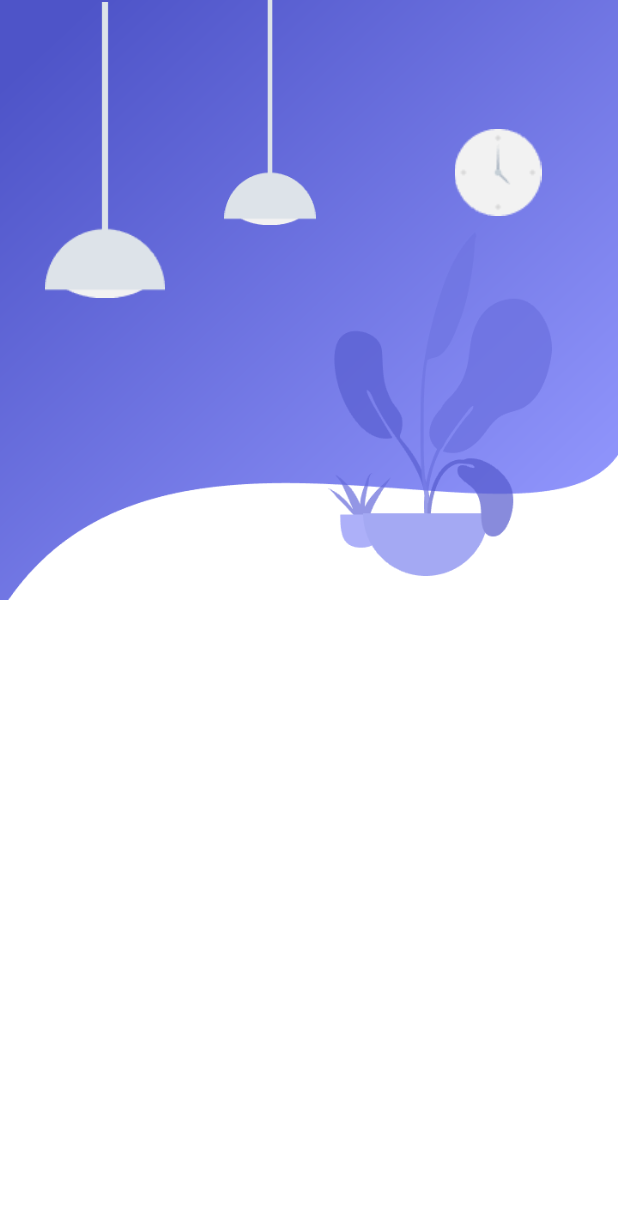
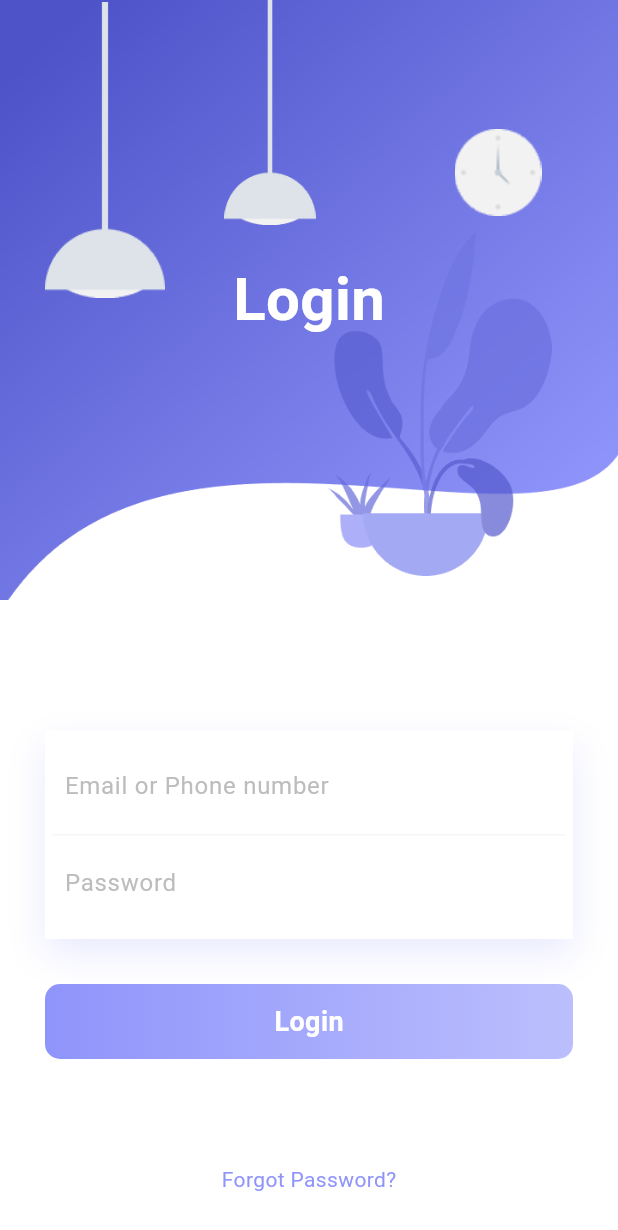
Before and after one commit to sydney1232/login_page, a Flutter app: the screen it shows after launch, on a phone screen of 412 x 824 dp. Shown: the top 1230 px of the screen. Run offline on Flutter 3.47's test engine with Material 3 defaults, Android fonts, the phone set to English and light mode, and no system bars.

Commit message:
Added Login Forms

```diff
--- a/lib/main.dart
+++ b/lib/main.dart
@@ -1,3 +1,4 @@
+import 'package:flutter/cupertino.dart';
 import 'package:flutter/material.dart';
 
 void main() {
@@ -68,6 +69,112 @@ class _LoginPageState extends State<LoginPage> {
                     ),
                   ),
                 ),
+                Positioned(
+                  child: Container(
+                    margin: EdgeInsets.all(50),
+                    child: const Center(
+                      child: Text(
+                        "Login",
+                        style: TextStyle(
+                            fontSize: 40,
+                            color: Colors.white,
+                            fontWeight: FontWeight.bold),
+                      ),
+                    ),
+                  ),
+                ),
+              ],
+            ),
+          ),
+          Padding(
+            padding: EdgeInsets.all(0),
+            child: Column(
+              children: [
+                Text(
+                  "LOGIN",
+                  style: TextStyle(fontSize: 40, color: Colors.white),
+                ),
+              ],
+            ),
+          ),
+          Padding(
+            padding: EdgeInsets.all(30),
+            child: Column(
+              children: [
+                Container(
+                  padding: EdgeInsets.all(5),
+                  decoration: BoxDecoration(
+                    color: Colors.white,
+                    boxShadow: [
+                      BoxShadow(
+                        color: Color.fromRGBO(143, 148, 251, .2),
+                        blurRadius: 20.0,
+                        offset: Offset(0, 10),
+                      ),
+                    ],
+                  ),
+                  child: Column(children: [
+                    Container(
+                      padding: EdgeInsets.all(8),
+                      decoration: BoxDecoration(
+                        border: Border(
+                          bottom: BorderSide(color: Colors.grey.shade100),
+                        ),
+                      ),
+                      child: TextField(
+                        decoration: InputDecoration(
+                          border: InputBorder.none,
+                          hintText: "Email or Phone number",
+                          hintStyle: TextStyle(color: Colors.grey.shade400),
+                        ),
+                      ),
+                    ),
+                    Container(
+                      padding: EdgeInsets.all(8),
+                      decoration: BoxDecoration(),
+                      child: TextField(
+                        decoration: InputDecoration(
+                          border: InputBorder.none,
+                          hintText: "Password",
+                          hintStyle: TextStyle(color: Colors.grey.shade400),
+                        ),
+                      ),
+                    ),
+                  ]),
+                ),
+                SizedBox(
+                  height: 30,
+                ),
+                Container(
+                  height: 50,
+                  decoration: BoxDecoration(
+                    borderRadius: BorderRadius.circular(10),
+                    gradient: LinearGradient(
+                      colors: [
+                        Color.fromRGBO(143, 148, 251, 1),
+                        Color.fromRGBO(143, 148, 251, .6),
+                      ],
+                    ),
+                  ),
+                  child: Center(
+                    child: Text(
+                      "Login",
+                      style: TextStyle(
+                          color: Colors.white,
+                          fontSize: 18,
+                          fontWeight: FontWeight.bold),
+                    ),
+                  ),
+                ),
+                SizedBox(
+                  height: 70,
+                ),
+                Text(
+                  "Forgot Password?",
+                  style: TextStyle(
+                    color: Color.fromRGBO(143, 148, 251, 1),
+                  ),
+                ),
               ],
             ),
           )
```
